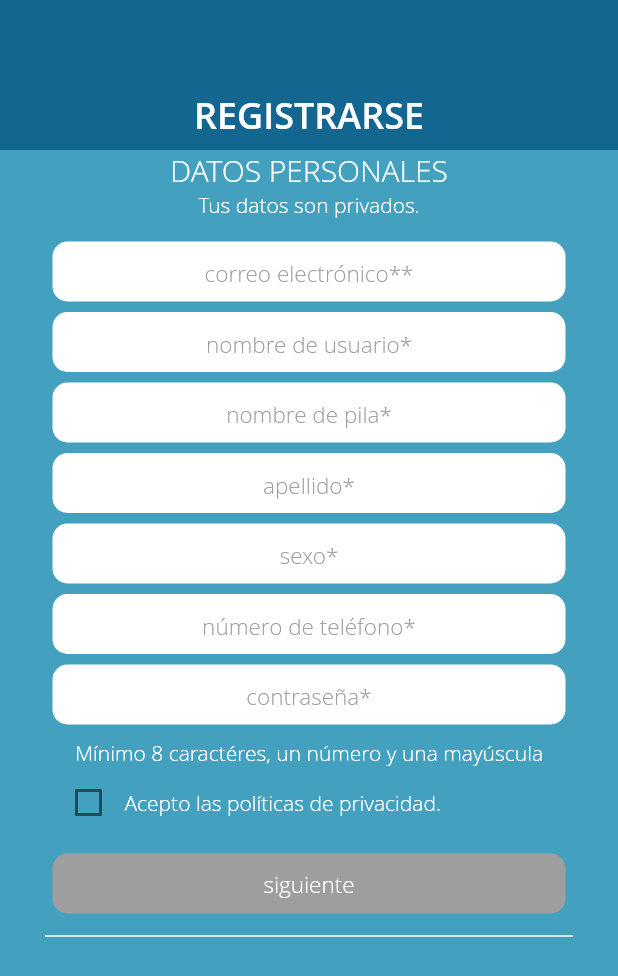
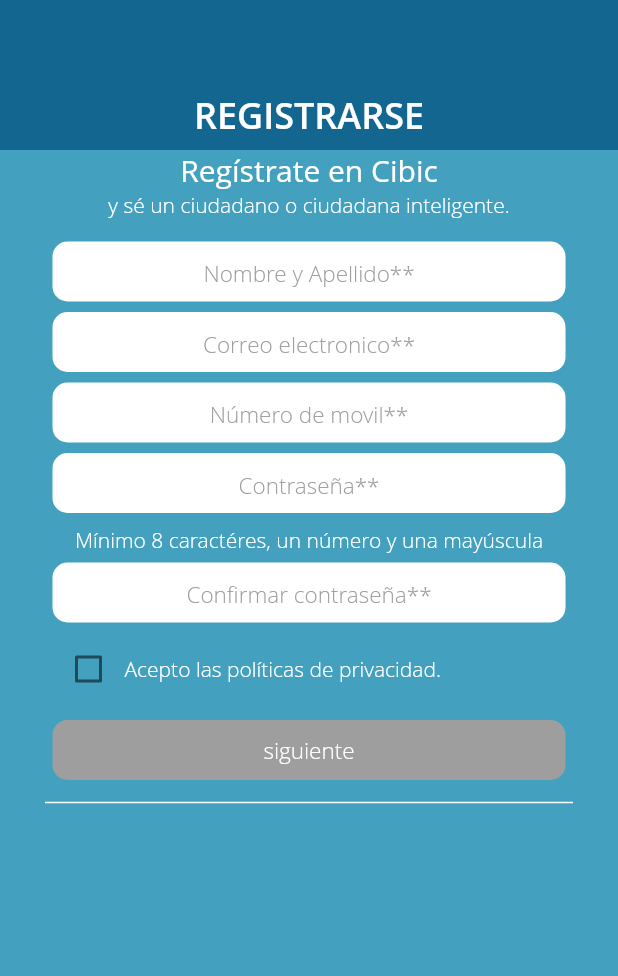
Before and after one commit to benjaminykim/cibic-mobile, a Flutter app: the screen it shows after launch, after a tap on "Registrate", on a phone screen of 412 x 824 dp. Shown: the top 976 px of the screen. Run offline on Flutter 3.47's test engine with Material 2 defaults, Android fonts, the phone set to English and light mode, and no system bars; our stand-ins replace flutter_redux, flutter_secure_storage, redux, redux_thunk, youtube_player_flutter; generated files the repository leaves out were written again; project files that could hold a hidden picture were left out.

Commit message:
working with current changes

```diff
--- a/lib/src/onboard/register.dart
+++ b/lib/src/onboard/register.dart
@@ -19,20 +19,22 @@ class _RegisterState extends State<Register> {
   bool isChecked = false;
   bool isSubmitable = false;
   final TextEditingController _emailController = TextEditingController();
-  final TextEditingController _usernameController = TextEditingController();
-  final TextEditingController _firstNameController = TextEditingController();
-  final TextEditingController _lastNameController = TextEditingController();
-  final TextEditingController _sexController = TextEditingController();
+  // final TextEditingController _usernameController = TextEditingController();
+  final TextEditingController _fullNameController = TextEditingController();
+  // final TextEditingController _lastNameController = TextEditingController();
+  final TextEditingController _passwordConfirmController =
+      TextEditingController();
   final TextEditingController _phoneController = TextEditingController();
   final TextEditingController _passwordController = TextEditingController();
   List<String> inputLabels = [
-    "correo electrónico*",
-    "nombre de usuario",
-    "nombre de pila",
-    "apellido",
-    "sexo",
-    "número de teléfono",
-    "contraseña"
+    "Nombre y Apellido*",
+    "Correo electronico*",
+    // "nombre de pila",
+    // "apellido",
+    // "sexo",
+    "Número de movil*",
+    "Contraseña*",
+    "Confirmar contraseña*",
   ];
   List<TextEditingController> inputCtlrs;
   String idUser;
@@ -42,23 +44,23 @@ class _RegisterState extends State<Register> {
     super.initState();
     this.inputCtlrs = [
       _emailController,
-      _usernameController,
-      _firstNameController,
-      _lastNameController,
-      _sexController,
+      // _usernameController,
+      _fullNameController,
+      // _lastNameController,
       _phoneController,
-      _passwordController
+      _passwordController,
+      _passwordConfirmController,
     ];
   }
 
   Map<String, dynamic> createUserRequestBody() {
     Map<String, Map<String, dynamic>> userRequest = {
       'user': {
-        'username': '${_usernameController.text}',
+        // 'username': '${_usernameController.text}',
         'password': '${_passwordController.text}',
         'email': '${_emailController.text}',
-        'firstName': '${_firstNameController.text}',
-        'lastName': '${_lastNameController.text}',
+        'fullName': '${_fullNameController.text}',
+        // 'lastName': '${_lastNameController.text}',
         'phone': _phoneController.text,
         'cabildos': [],
         'files': "none",
@@ -119,17 +121,17 @@ class _RegisterState extends State<Register> {
 
   bool computeSubmitable() {
     if ((_emailController.text != null) &&
-        (_usernameController.text != null) &&
-        (_firstNameController.text != null) &&
-        (_lastNameController.text != null) &&
-        (_sexController.text != null) &&
+        // (_usernameController.text != null) &&
+        (_fullNameController.text != null) &&
+        // (_lastNameController.text != null) &&
+        (_passwordConfirmController.text != null) &&
         (_phoneController.text != null) &&
         (_passwordController.text != null) &&
         (_emailController.text != "") &&
-        (_usernameController.text != "") &&
-        (_firstNameController.text != "") &&
-        (_lastNameController.text != "") &&
-        (_sexController.text != "") &&
+        // (_usernameController.text != "") &&
+        (_fullNameController.text != "") &&
+        // (_lastNameController.text != "") &&
+        (_passwordConfirmController.text != "") &&
         (_phoneController.text != "") &&
         (_passwordController.text != "") &&
         (this.isChecked)) {
@@ -144,7 +146,7 @@ class _RegisterState extends State<Register> {
     TextField textField;
 
     // phone number input
-    if (index == 5) {
+    if (index == 2) {
       textField = TextField(
         controller: ctlr,
         textAlign: TextAlign.center,
@@ -153,7 +155,7 @@ class _RegisterState extends State<Register> {
           hintText: str + "*",
           hintStyle: REGISTER_INPUT_TXT,
         ),
-        keyboardType: TextInputType.number,
+        keyboardType: TextInputType.phone,
         inputFormatters: <TextInputFormatter>[
           WhitelistingTextInputFormatter.digitsOnly
         ],
@@ -162,7 +164,7 @@ class _RegisterState extends State<Register> {
       textField = TextField(
         controller: ctlr,
         textAlign: TextAlign.center,
-        obscureText: (index == 6), // password label obscurity
+        obscureText: (index == 3 || index == 4), // password label obscurity
         onChanged: (_) {
           setState(() {
             this.isSubmitable = computeSubmitable();
@@ -227,11 +229,8 @@ class _RegisterState extends State<Register> {
               userLogin.then((jwt) {
                 if (jwt != null) {
                   widget.storage.write(key: "jwt", value: jwt);
-                  Navigator.pushReplacement(
-                      context,
-                      MaterialPageRoute(
-                          builder: (context) =>
-                              Onboard(jwt)));
+                  Navigator.pushReplacement(context,
+                      MaterialPageRoute(builder: (context) => Onboard(jwt)));
                 } else {
                   setState(() {
                     this.isSubmitable = false;
@@ -293,16 +292,17 @@ class _RegisterState extends State<Register> {
                   // HEADER
                   Center(
                     child: Text(
-                      "DATOS PERSONALES",
+                      "Regístrate en Cibic",
                       style: TextStyle(
                         fontSize: 20,
                         color: Colors.white,
+                        fontWeight: FontWeight.w400,
                       ),
                     ),
                   ),
                   Center(
                     child: Text(
-                      "Tus datos son privados.",
+                      "y sé un ciudadano o ciudadana inteligente.",
                       style: TextStyle(
                         fontSize: 14,
                         fontWeight: FontWeight.w200,
@@ -315,10 +315,10 @@ class _RegisterState extends State<Register> {
                   createInputView(1),
                   createInputView(2),
                   createInputView(3),
-                  createInputView(4),
-                  createInputView(5),
-                  createInputView(6),
-                  SizedBox(height: 2),
+                  // createInputView(5),
+                  // createInputView(6),
+                  SizedBox(height: 1),
+
                   // PASSWORD RULES
                   Center(
                     child: Text(
@@ -330,6 +330,8 @@ class _RegisterState extends State<Register> {
                       ),
                     ),
                   ),
+                  SizedBox(height: 6),
+                  createInputView(4),
                   createPrivacyCheck(),
                   createSubmitButton("siguiente"),
                   // DIVIDER
```
